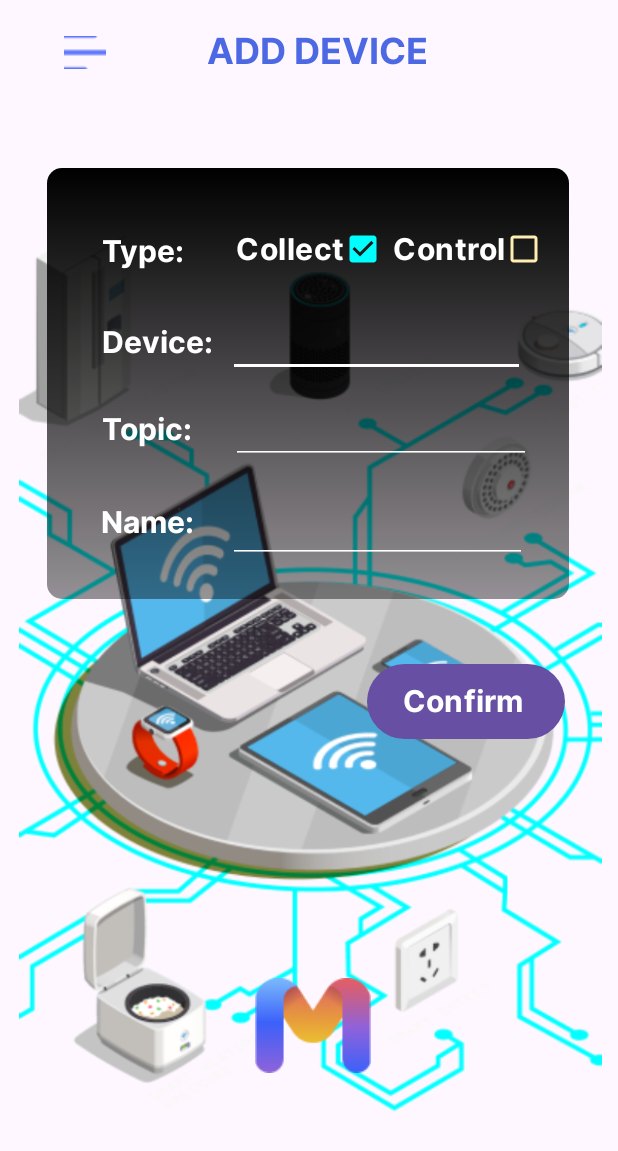
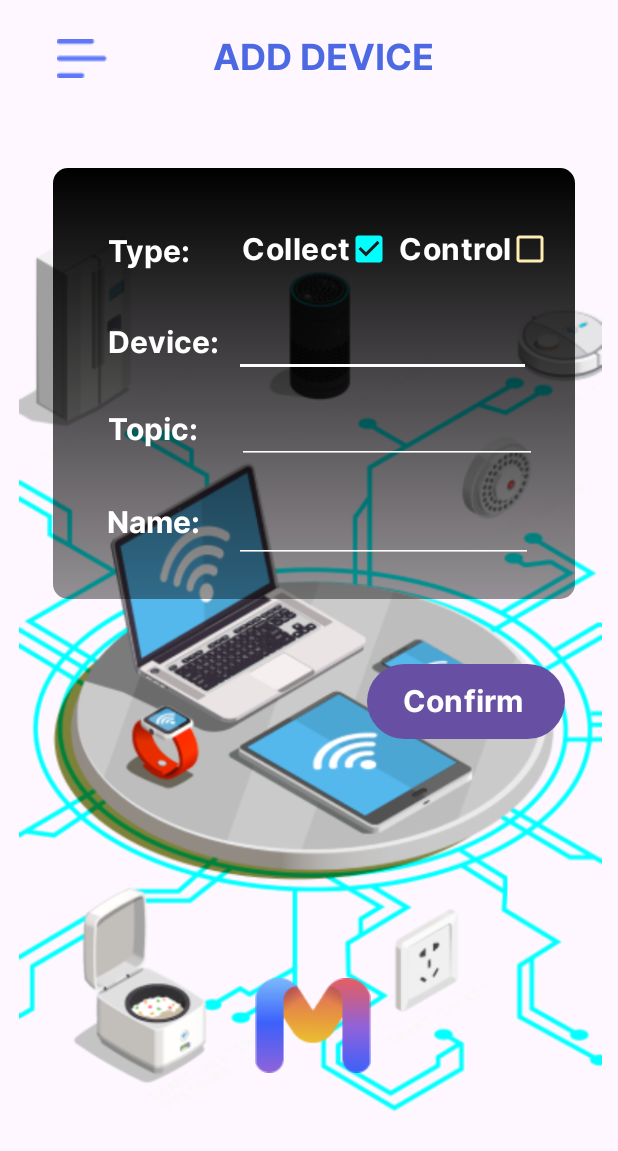
Before and after one commit to triledinh159/MIOTA, an Android app: the layout activity_add_device.xml on its own in the app's theme, with its tools: preview values and no code run, on a phone screen of 412 x 824 dp. Shown: the top 1151 px of the screen. Run offline under Robolectric (Android 15) with nearby library versions, the phone set to English and light mode, and no system bars.

Commit message:
ui_test_v3

```diff
--- a/app/src/main/java/com/example/miotav1/Home.java
+++ b/app/src/main/java/com/example/miotav1/Home.java
@@ -27,7 +27,7 @@ public class Home extends AppCompatActivity {
     @Override
     protected void onCreate(Bundle savedInstanceState) {
         super.onCreate(savedInstanceState);
-        setContentView(R.layout.activity_home_screen);
+        setContentView(R.layout.activity_add_device);
 
 //        // Set up the Signout button click listener
 //        findViewById(R.id.btnSignOut).setOnClickListener(new View.OnClickListener() {
--- a/app/src/main/res/layout/activity_add_device.xml
+++ b/app/src/main/res/layout/activity_add_device.xml
@@ -53,12 +53,12 @@
 
     <ImageButton
         android:id="@+id/imageView"
-        android:layout_width="wrap_content"
-        android:layout_height="wrap_content"
+        android:layout_width="37dp"
+        android:layout_height="23dp"
         android:background="@drawable/no_shadow_background"
-        app:layout_constraintEnd_toStartOf="@+id/add_device"
+        app:layout_constraintTop_toTopOf="parent"
         app:srcCompat="@drawable/menu_bold"
-        tools:layout_editor_absoluteY="24dp" />
+        tools:layout_editor_absoluteX="33dp" />
 
     <Button
         android:id="@+id/confirm"
--- a/app/src/main/res/xml/activity_homescreen_scene.xml
+++ b/app/src/main/res/xml/activity_homescreen_scene.xml
@@ -22,7 +22,7 @@
             motion:layout_constraintEnd_toEndOf="parent"
             android:layout_marginEnd="162dp"
             android:layout_marginRight="162dp"
-            motion:layout_constraintHorizontal_bias="0.92" />
+            motion:layout_constraintHorizontal_bias="1.0" />
         <Constraint
             motion:layout_editor_absoluteY="692dp"
             android:layout_height="wrap_content"
@@ -60,30 +60,30 @@
             motion:layout_constraintStart_toStartOf="parent"
             motion:layout_constraintEnd_toEndOf="parent" />
         <Constraint
-            android:layout_height="38dp"
-            android:layout_marginTop="16dp"
+            android:layout_height="45dp"
+            android:layout_marginTop="20dp"
             motion:layout_constraintTop_toTopOf="parent"
-            android:layout_width="150dp"
+            android:layout_width="159dp"
             android:id="@+id/add_device"
             motion:layout_constraintEnd_toEndOf="parent"
-            motion:layout_constraintHorizontal_bias="0.574"
-            motion:layout_constraintStart_toStartOf="@+id/imageView"
+            motion:layout_constraintHorizontal_bias="0.0"
+            motion:layout_constraintStart_toStartOf="parent"
             android:layout_marginEnd="56dp"
-            android:layout_marginRight="56dp" />
+            android:layout_marginRight="56dp"
+            android:layout_marginStart="136dp"
+            android:layout_marginLeft="136dp" />
         <Constraint
-            android:layout_height="22dp"
-            android:layout_width="28dp"
+            android:layout_height="33dp"
+            android:layout_width="38dp"
             android:id="@+id/imageView"
             motion:layout_constraintEnd_toStartOf="@+id/add_device"
             motion:layout_constraintStart_toStartOf="parent"
-            motion:layout_constraintHorizontal_bias="0.104"
+            motion:layout_constraintHorizontal_bias="0.0"
             motion:layout_constraintTop_toTopOf="parent"
-            android:layout_marginTop="24dp"
-            motion:layout_constraintBottom_toBottomOf="parent"
-            android:layout_marginBottom="685dp"
             android:layout_marginStart="35dp"
             android:layout_marginLeft="35dp"
-            motion:layout_constraintVertical_bias="0.0" />
+            motion:layout_constraintVertical_bias="0.028"
+            motion:layout_constraintBottom_toBottomOf="parent" />
         <Constraint
             android:layout_height="50dp"
             android:layout_width="132dp"
@@ -282,10 +282,13 @@
             motion:layout_constraintStart_toStartOf="parent"
             android:layout_marginTop="112dp"
             motion:layout_constraintTop_toTopOf="parent"
-            motion:layout_constraintHorizontal_bias="0.492"
+            motion:layout_constraintHorizontal_bias="0.555"
             motion:layout_constraintEnd_toEndOf="parent"
             android:layout_width="348dp"
-            android:id="@+id/add_device_option" />
+            android:id="@+id/add_device_option"
+            motion:layout_constraintBottom_toBottomOf="parent"
+            android:layout_marginBottom="332dp"
+            motion:layout_constraintVertical_bias="0.0" />
         <Constraint
             motion:layout_constraintVertical_bias="0.158"
             android:layout_height="wrap_content"
```
